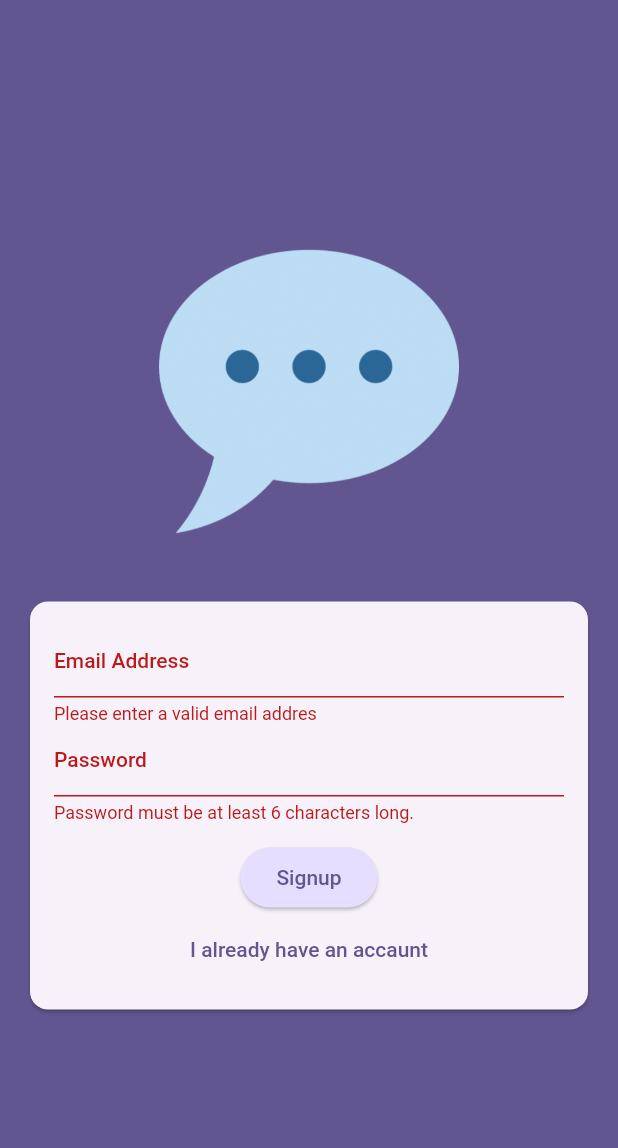
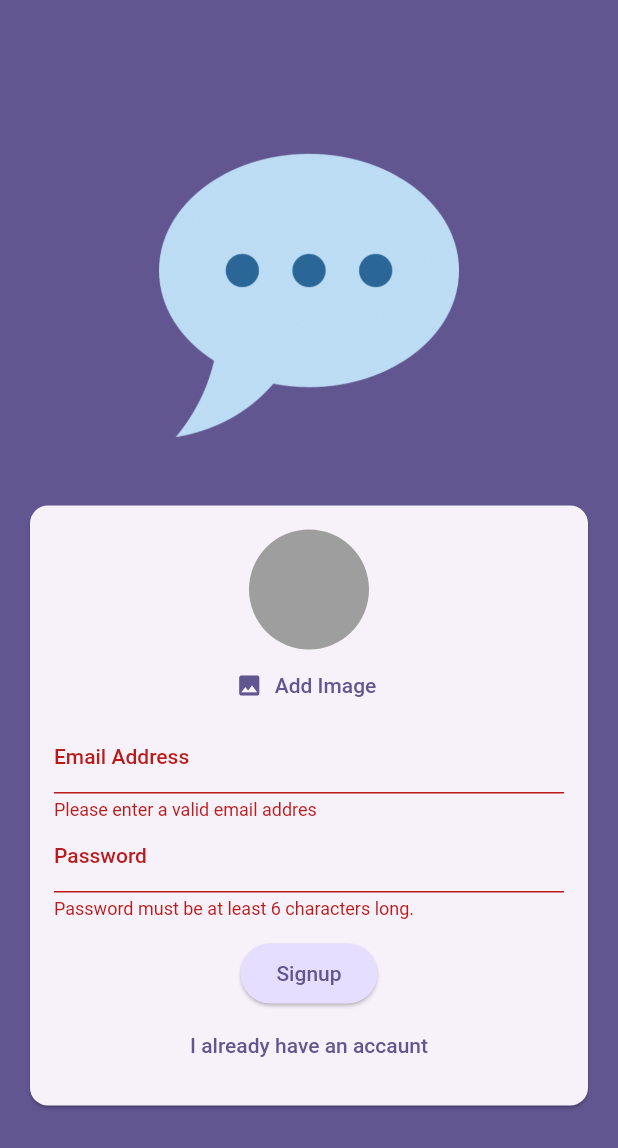
Before and after one commit to levanbn/message_app, a Flutter app: the screen it shows after launch, after a tap on "Login", after a tap on "Create an accaunt", on a phone screen of 412 x 824 dp. Shown: the top 1148 px of the screen. Run offline on Flutter 3.47's test engine with Material 2 defaults, Android fonts, the phone set to English and light mode, and no system bars; our stand-ins replace firebase_auth, firebase_core, firebase_storage, image_picker; accounts and stored records are empty.

Commit message:
add firebase and image picker

```diff
--- a/lib/main.dart
+++ b/lib/main.dart
@@ -1,6 +1,9 @@
+import 'package:firebase_auth/firebase_auth.dart';
 import 'package:flutter/material.dart';
 import 'package:message_app/screens/auth.dart';
 import 'package:firebase_core/firebase_core.dart';
+import 'package:message_app/screens/chat.dart';
+import 'package:message_app/screens/splash.dart';
 import 'firebase_options.dart';
 
 void main() async {
@@ -23,7 +26,17 @@ class App extends StatelessWidget {
         colorScheme: ColorScheme.fromSeed(
             seedColor: const Color.fromARGB(255, 63, 17, 177)),
       ),
-      home: const AuthScreen(),
+      home: StreamBuilder(
+          stream: FirebaseAuth.instance.authStateChanges(),
+          builder: (ctx, snapshot) {
+            if (snapshot.connectionState == ConnectionState.waiting) {
+              return const SplashScreen();
+            }
+            if (snapshot.hasData) {
+              return const ChatScreen();
+            }
+            return const AuthScreen();
+          }),
     );
   }
 }
--- a/lib/screens/auth.dart
+++ b/lib/screens/auth.dart
@@ -1,4 +1,11 @@
+import 'dart:io';
+
+import 'package:firebase_auth/firebase_auth.dart';
+import 'package:firebase_storage/firebase_storage.dart';
 import 'package:flutter/material.dart';
+import 'package:message_app/widgets/user_image_picker.dart';
+
+final _firebase = FirebaseAuth.instance;
 
 class AuthScreen extends StatefulWidget {
   const AuthScreen({super.key});
@@ -15,11 +22,48 @@ class _AuthScreenState extends State<AuthScreen> {
   var _isLogin = true;
   var _enteredEmail = '';
   var _enteredPassword = '';
-  void _submit() {
+  File? _selectedImage;
+
+  void _submit() async {
     final isValid = _form.currentState!.validate();
 
-    if (isValid) {
-      _form.currentState!.save();
+    if (!isValid) {
+      return;
+    }
+
+    if (!_isLogin && _selectedImage == null) {
+      return;
+    }
+    _form.currentState!.save();
+
+    try {
+      if (_isLogin) {
+        final userCredentials = await _firebase.signInWithEmailAndPassword(
+          email: _enteredEmail,
+          password: _enteredPassword,
+        );
+      } else {
+        final userCredentials = await _firebase.createUserWithEmailAndPassword(
+          email: _enteredEmail,
+          password: _enteredPassword,
+        );
+
+        final storageRef = FirebaseStorage.instance
+            .ref()
+            .child('user_images')
+            .child('${userCredentials.user!.uid}.jpg');
+
+        await storageRef.putFile(_selectedImage!);
+        storageRef.getDownloadURL();
+      }
+    } on FirebaseAuthException catch (error) {
+      if (error.code == 'email-already-in-use') {}
+      ScaffoldMessenger.of(context).clearSnackBars();
+      ScaffoldMessenger.of(context).showSnackBar(
+        SnackBar(
+          content: Text(error.message ?? 'Authentication failed.'),
+        ),
+      );
     }
   }
 
@@ -52,6 +96,10 @@ class _AuthScreenState extends State<AuthScreen> {
                       child: Column(
                         mainAxisSize: MainAxisSize.min,
                         children: [
+                          if (!_isLogin)
+                            UserImagePicker(onPickImage: (pickedImage) {
+                              _selectedImage = pickedImage;
+                            }),
                           TextFormField(
                             decoration: const InputDecoration(
                               labelText: 'Email Address',
@@ -82,7 +130,7 @@ class _AuthScreenState extends State<AuthScreen> {
                               }
                               return null;
                             },
-                             onSaved: (value) {
+                            onSaved: (value) {
                               _enteredPassword = value!;
                             },
                           ),
--- /dev/null
+++ b/lib/screens/splash.dart
@@ -0,0 +1,16 @@
+import 'package:flutter/material.dart';
+
+class SplashScreen extends StatelessWidget {
+  const SplashScreen({super.key});
+  @override
+  Widget build(BuildContext context) {
+    return Scaffold(
+      appBar: AppBar(
+        title: const Text('FlutterChat'),
+      ),
+      body: const Center(
+        child: Text('Loading...'),
+      ),
+    );
+  }
+}
--- /dev/null
+++ b/lib/widgets/user_image_picker.dart
@@ -0,0 +1,61 @@
+import 'dart:io';
+
+import 'package:flutter/material.dart';
+import 'package:image_picker/image_picker.dart';
+
+class UserImagePicker extends StatefulWidget {
+  const UserImagePicker({
+    super.key,
+    required this.onPickImage,
+  });
+  final void Function(File pickedImage) onPickImage;
+
+  @override
+  State<UserImagePicker> createState() {
+    return _UserImagePickerState();
+  }
+}
+
+class _UserImagePickerState extends State<UserImagePicker> {
+  File? _pickedImageFile;
+
+  void _pickImage() async {
+    final pickedImage = await ImagePicker().pickImage(
+      source: ImageSource.camera,
+      imageQuality: 50,
+      maxWidth: 150,
+    );
+    if (pickedImage == null) {
+      return;
+    }
+    setState(() {
+      _pickedImageFile = File(pickedImage.path);
+    });
+
+    widget.onPickImage(_pickedImageFile!);
+  }
+
+  @override
+  Widget build(BuildContext context) {
+    return Column(
+      children: [
+        CircleAvatar(
+          radius: 40,
+          backgroundColor: Colors.grey,
+          foregroundImage:
+              _pickedImageFile != null ? FileImage(_pickedImageFile!) : null,
+        ),
+        TextButton.icon(
+          onPressed: _pickImage,
+          icon: const Icon(Icons.image),
+          label: Text(
+            'Add Image',
+            style: TextStyle(
+              color: Theme.of(context).colorScheme.primary,
+            ),
+          ),
+        ),
+      ],
+    );
+  }
+}
--- a/pubspec.yaml
+++ b/pubspec.yaml
@@ -37,6 +37,8 @@ dependencies:
   cupertino_icons: ^1.0.2
   firebase_core: ^2.14.0
   firebase_auth: ^4.6.3
+  firebase_storage: ^11.2.4
+  image_picker: ^1.0.0
 
 dev_dependencies:
   flutter_test:
```
Also changed, not shown: lib/screens/chat.dart (added, +28 -0 lines), pubspec.lock, 5 other files.
